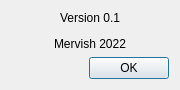
The window that about.ui (Mervish/bna-manager) describes before a commit, drawn with Qt 5.
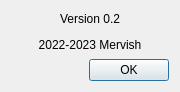
The same window after the commit.

```diff
--- a/about.ui
+++ b/about.ui
@@ -7,7 +7,7 @@
     <x>0</x>
     <y>0</y>
     <width>180</width>
-    <height>85</height>
+    <height>92</height>
    </rect>
   </property>
   <property name="sizePolicy">
@@ -23,7 +23,7 @@
    <item>
     <widget class="QLabel" name="label">
      <property name="text">
-      <string>&lt;html&gt;&lt;head/&gt;&lt;body&gt;&lt;p align=&quot;center&quot;&gt;Version 0.1&lt;/p&gt;&lt;p align=&quot;center&quot;&gt;Mervish 2022&lt;/p&gt;&lt;/body&gt;&lt;/html&gt;</string>
+      <string>&lt;html&gt;&lt;head/&gt;&lt;body&gt;&lt;p align=&quot;center&quot;&gt;Version 0.2&lt;/p&gt;&lt;p align=&quot;center&quot;&gt;2022-2023 Mervish&lt;/p&gt;&lt;/body&gt;&lt;/html&gt;</string>
      </property>
     </widget>
    </item>
```
